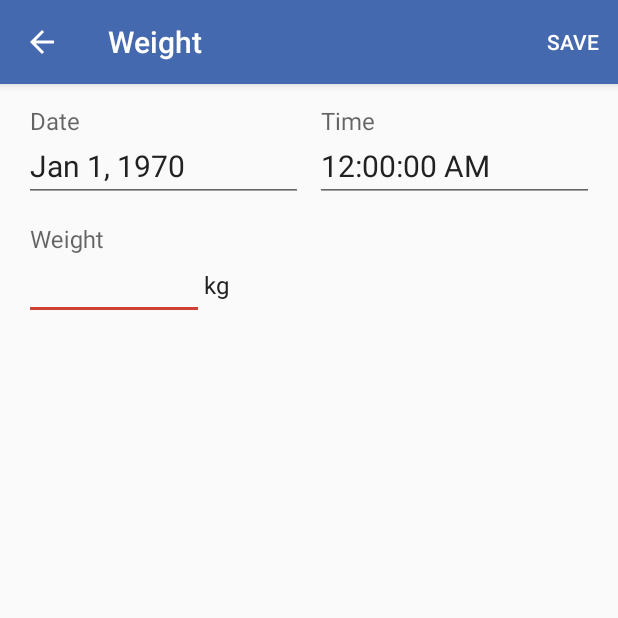
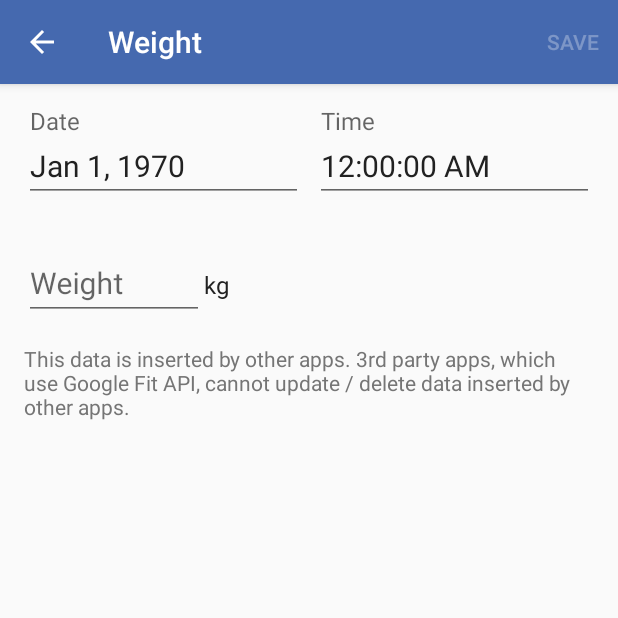
Before and after one commit to rakuishi/weight-log-android, an Android app: the EditActivity screen opened directly, with no data from a screen before it, on a phone screen of 412 x 824 dp, the top half of it. Run offline under Robolectric (Android 15) with nearby library versions, the phone set to English and light mode, and no system bars; our stand-ins replace RxJava, Timber, data binding; 5 statements that could not run were skipped.

Commit message:
Check the permission to update/delete

```diff
--- a/app/src/main/java/com/rakuishi/weight/EditActivity.java
+++ b/app/src/main/java/com/rakuishi/weight/EditActivity.java
@@ -8,6 +8,7 @@ import android.support.annotation.Nullable;
 import android.support.v7.app.AppCompatActivity;
 import android.view.Menu;
 import android.view.MenuItem;
+import android.view.View;
 import android.view.inputmethod.InputMethodManager;
 import android.widget.Toast;
 
@@ -36,6 +37,7 @@ public class EditActivity extends AppCompatActivity implements FitnessClient.Cal
     private FitnessClient client;
     private DataPoint dataPoint;
     private long timestamp;
+    private boolean isEditable;
 
     public static Intent create(Context context) {
         return new Intent(context, EditActivity.class);
@@ -51,9 +53,11 @@ public class EditActivity extends AppCompatActivity implements FitnessClient.Cal
     @SuppressWarnings("ConstantConditions")
     protected void onCreate(@Nullable Bundle savedInstanceState) {
         super.onCreate(savedInstanceState);
+        binding = DataBindingUtil.setContentView(this, R.layout.activity_edit);
+
         extractValuesFromIntent(getIntent());
+        isEditable = (dataPoint == null);
         timestamp = (dataPoint == null) ? (new Date()).getTime() : dataPoint.getTimestamp(TimeUnit.MILLISECONDS);
-        binding = DataBindingUtil.setContentView(this, R.layout.activity_edit);
 
         getSupportActionBar().setTitle(dataPoint == null ? R.string.add_your_weight : R.string.edit_your_weight);
         getSupportActionBar().setHomeButtonEnabled(true);
@@ -61,14 +65,19 @@ public class EditActivity extends AppCompatActivity implements FitnessClient.Cal
 
         compositeDisposable = new CompositeDisposable();
         client = new FitnessClient(this, this);
-        updateViewComponents();
+
+        setupViewComponents();
+        updateViewComponentsStatus();
     }
 
     @Override
     protected void onPause() {
         super.onPause();
-        InputMethodManager manager = (InputMethodManager) getSystemService(Context.INPUT_METHOD_SERVICE);
-        manager.hideSoftInputFromWindow(getCurrentFocus().getWindowToken(), 0);
+
+        if (getCurrentFocus() != null) {
+            InputMethodManager manager = (InputMethodManager) getSystemService(Context.INPUT_METHOD_SERVICE);
+            manager.hideSoftInputFromWindow(getCurrentFocus().getWindowToken(), 0);
+        }
     }
 
     @Override
@@ -80,6 +89,7 @@ public class EditActivity extends AppCompatActivity implements FitnessClient.Cal
     @Override
     public boolean onCreateOptionsMenu(Menu menu) {
         getMenuInflater().inflate(R.menu.activity_detail, menu);
+        menu.findItem(R.id.save).setEnabled(isEditable && client.isConnected());
         return true;
     }
 
@@ -101,7 +111,9 @@ public class EditActivity extends AppCompatActivity implements FitnessClient.Cal
 
     @Override
     public void onConnectionSuccess() {
-        Timber.d("onConnectionSuccess");
+        isEditable = dataPoint == null || client.isEditable(dataPoint);
+        invalidateOptionsMenu();
+        updateViewComponentsStatus();
     }
 
     @Override
@@ -113,9 +125,7 @@ public class EditActivity extends AppCompatActivity implements FitnessClient.Cal
 
     // region View
 
-    private void updateViewComponents() {
-        updateDateTimeViewComponents();
-
+    private void setupViewComponents() {
         String value = "";
         if (dataPoint != null) {
             Field field = dataPoint.getDataType().getFields().get(0);
@@ -126,13 +136,22 @@ public class EditActivity extends AppCompatActivity implements FitnessClient.Cal
         binding.weightEditText.setHint(value);
         binding.weightEditText.setSelection(0, value.length());
 
-        InputMethodManager manager = (InputMethodManager) getSystemService(Context.INPUT_METHOD_SERVICE);
-        manager.toggleSoftInput(InputMethodManager.SHOW_FORCED, 0);
+        binding.dateEditText.setText(getDateInstance().format(timestamp));
+        binding.timeEditText.setText(getTimeInstance().format(timestamp));
     }
 
-    private void updateDateTimeViewComponents() {
-        binding.dateEditText.setText(getDateInstance().format(timestamp));
-        binding.timeEditText.setText(getTimeInstance().format(timestamp));
+    private void updateViewComponentsStatus() {
+        binding.noteTextView.setVisibility(isEditable ? View.GONE : View.VISIBLE);
+        binding.weightEditText.setFocusable(isEditable);
+        binding.weightEditText.setClickable(isEditable);
+        binding.weightEditText.setFocusableInTouchMode(isEditable);
+        binding.weightEditText.setCursorVisible(isEditable);
+
+        if (isEditable) {
+            binding.weightEditText.requestFocus();
+            InputMethodManager manager = (InputMethodManager) getSystemService(Context.INPUT_METHOD_SERVICE);
+            manager.showSoftInput(binding.weightEditText, InputMethodManager.SHOW_FORCED);
+        }
     }
 
     // endregion
--- a/app/src/main/res/layout/activity_edit.xml
+++ b/app/src/main/res/layout/activity_edit.xml
@@ -70,6 +70,7 @@
         <LinearLayout
             android:layout_width="wrap_content"
             android:layout_height="wrap_content"
+            android:layout_marginBottom="@dimen/dp_16"
             android:gravity="center_vertical"
             android:orientation="horizontal">
 
@@ -101,6 +102,15 @@
 
         </LinearLayout>
 
+        <android.support.v7.widget.AppCompatTextView
+            android:id="@+id/note_text_view"
+            style="@style/SecondaryTextStyle"
+            android:layout_width="match_parent"
+            android:layout_height="wrap_content"
+            android:text="@string/note_update_or_delete_data"
+            android:visibility="gone"
+            tools:visibility="visible" />
+
     </LinearLayout>
 
 </layout>
--- a/app/src/main/res/values/dimens.xml
+++ b/app/src/main/res/values/dimens.xml
@@ -8,6 +8,7 @@
     <dimen name="dp_88">88dp</dimen>
     <dimen name="dp_120">120dp</dimen>
 
+    <dimen name="sp_14">14sp</dimen>
     <dimen name="sp_16">16sp</dimen>
     <dimen name="sp_20">20sp</dimen>
 
--- a/app/src/main/res/values/strings.xml
+++ b/app/src/main/res/values/strings.xml
@@ -8,4 +8,5 @@
     <string name="weight">Weight</string>
     <string name="date">Date</string>
     <string name="time">Time</string>
+    <string name="note_update_or_delete_data">This data is inserted by other apps. 3rd party apps, which use Google Fit API, cannot update / delete data inserted by other apps.</string>
 </resources>
--- a/app/src/main/res/values/styles.xml
+++ b/app/src/main/res/values/styles.xml
@@ -18,4 +18,9 @@
         <item name="android:textSize">@dimen/sp_16</item>
     </style>
 
+    <style name="SecondaryTextStyle">
+        <item name="android:textColor">@color/secondary_text</item>
+        <item name="android:textSize">@dimen/sp_14</item>
+    </style>
+
 </resources>
```
Also changed, not shown: app/src/main/java/com/rakuishi/weight/FitnessClient.java (+12 -1 lines).
